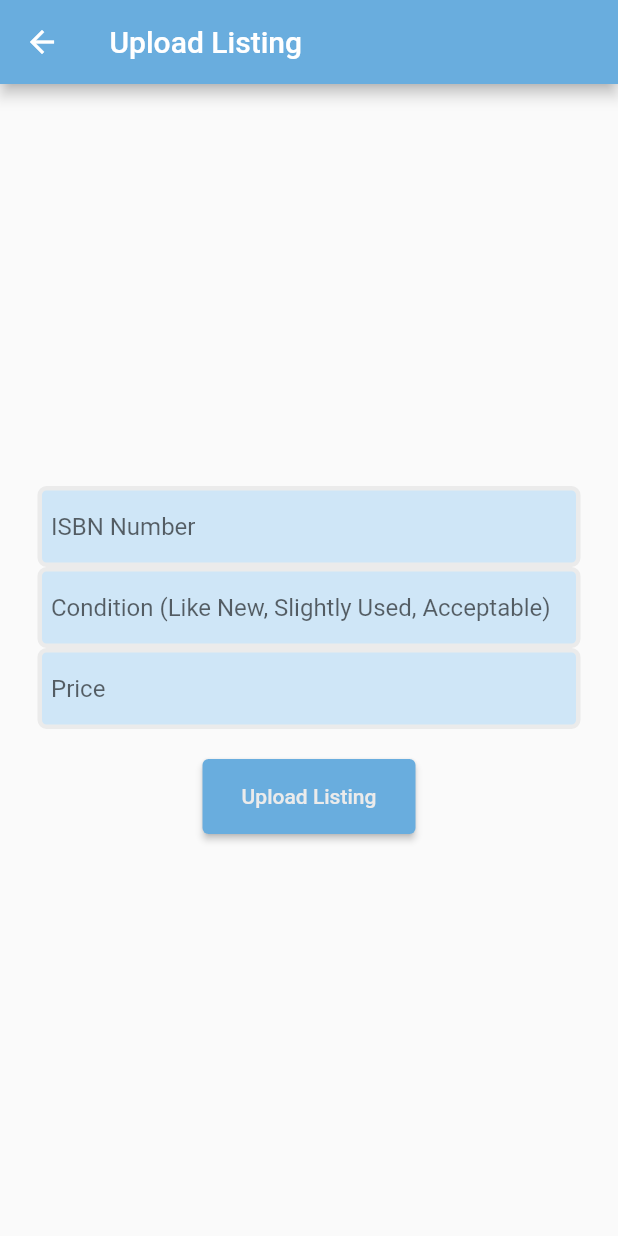
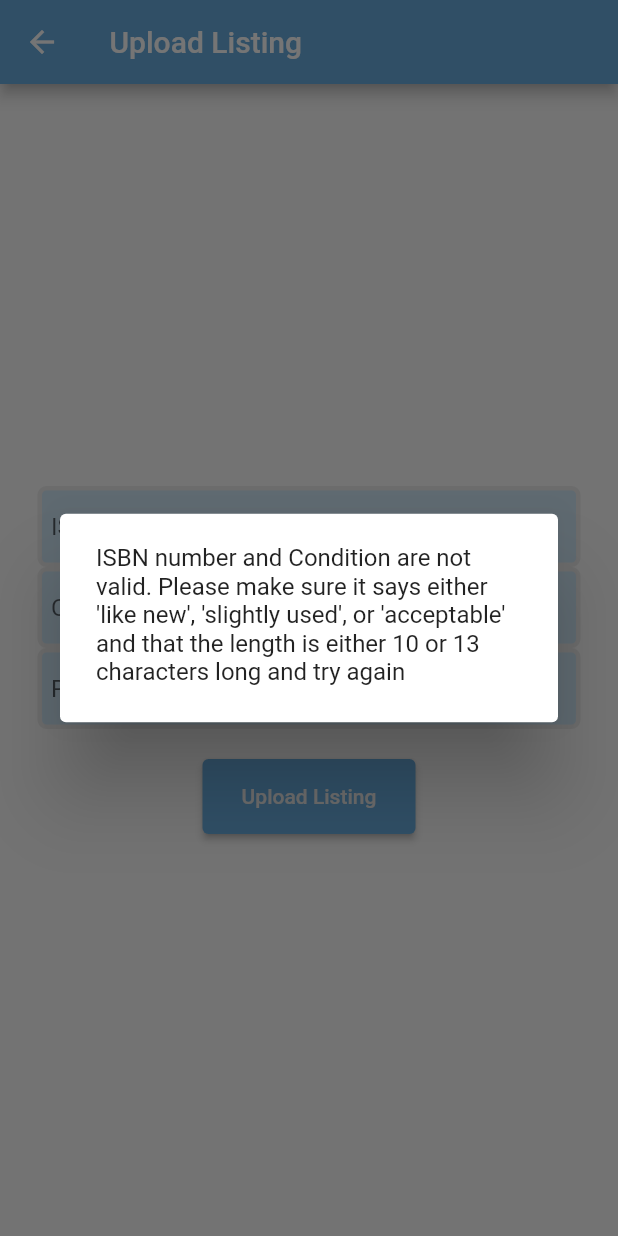
Before and after one commit to JVarela02/the_hof_book_nook, a Flutter app: the TextbookInputPage screen opened directly, after a tap on "Upload Listing", on a phone screen of 412 x 824 dp. Run offline on Flutter 3.47's test engine with Material 2 defaults, Android fonts, the phone set to English and light mode, and no system bars; our stand-ins replace cloud_firestore, firebase_auth, firebase_core, google_fonts; accounts and stored records are empty.

Commit message:
Error Catching in Textbook Input Complete

```diff
--- a/lib/pages/in app/txtinput_page.dart
+++ b/lib/pages/in app/txtinput_page.dart
@@ -32,21 +32,59 @@ class _TextbookInputPageState extends State<TextbookInputPage> {
     super.dispose();
   }
 
+  bool isbnLengthCorrect(){
+    if(_isbnInputController.text.toString().length == 13 || _isbnInputController.text.toString().length == 10){
+      return true;
+    }
+    else{
+      return false;
+    }
+  }
+
+  bool conditionCorrect(){
+    if(_conditionController.text.toString().toLowerCase() == "like new" || _conditionController.text.toString().toLowerCase() == "slightly used" || _conditionController.text.toString().toLowerCase() == "acceptable") {
+      return true;
+    }
+    else{
+      return false;
+    }
+  }
+
   Future textbookUpload() async {
-    if(_conditionController.text.toLowerCase() == "like new" || _conditionController.text.toLowerCase() == "slightly used" || _conditionController.text.toLowerCase() == "acceptable")
-    {textbookToFirebase(
+    if (isbnLengthCorrect() && conditionCorrect()) {
+      textbookToFirebase(
         user.email.toString(),
         _isbnInputController.text.toString(),
         _conditionController.text.toLowerCase(),
         _priceController.text.toString(),);
+      showDialog(context: context, builder: (context){
         return const AlertDialog(
           content: Text("Textbook Uploaded"),
-    );}
-
+        );
+      });
+    }
     else{
+      if(isbnLengthCorrect() && !conditionCorrect()){
+        showDialog(context: context, builder: (context){
         return const AlertDialog(
-          content: Text("Condition is not correct"),
+          content: Text("Condition is not correct. Please make sure it says either 'like new', 'slightly used', or 'acceptable' and try again"),
         );
+      });
+      }
+      if(!isbnLengthCorrect() && conditionCorrect()){
+        showDialog(context: context, builder: (context){
+        return const AlertDialog(
+          content: Text("ISBN number is not valid. Please make sure that the length is either 10 or 13 characters long and try again"),
+        );
+      });
+      }
+      else{
+        showDialog(context: context, builder: (context){
+        return const AlertDialog(
+          content: Text("ISBN number and Condition are not valid. Please make sure it says either 'like new', 'slightly used', or 'acceptable' and that the length is either 10 or 13 characters long and try again "),
+        );
+      });
+      }
     }
   }
 
```
Lines whose indentation alone changed are shown as unchanged.
